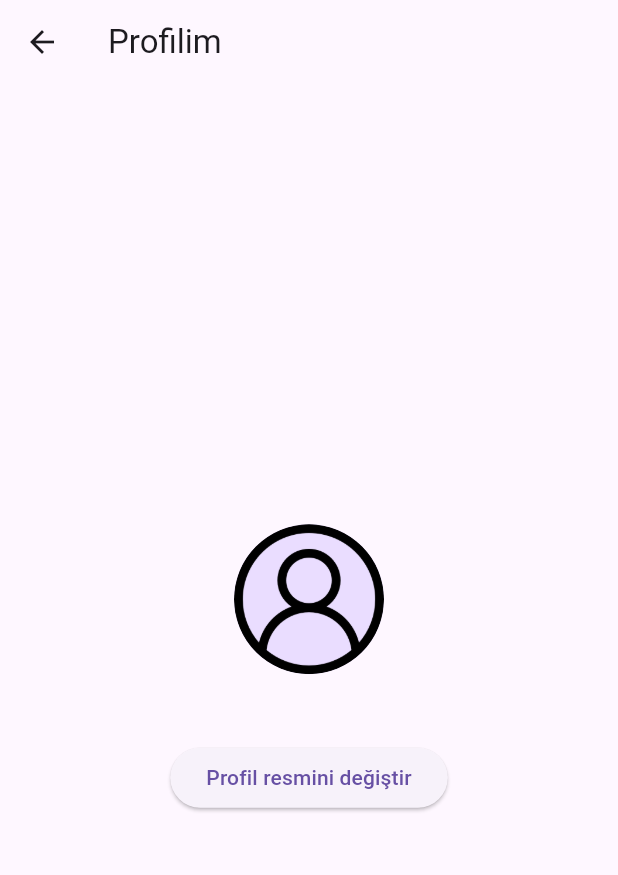
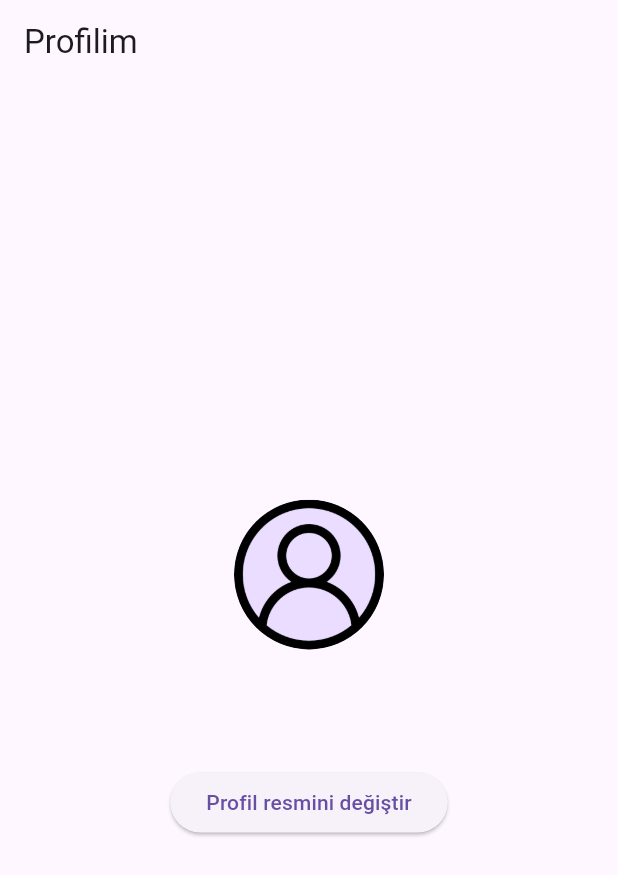
Before and after one commit to progressiveOverload/appjam_1, a Flutter app: the MyProfile screen opened by its route, on a phone screen of 412 x 824 dp. Shown: the top 875 px of the screen. Run offline on Flutter 3.47's test engine with Material 3 defaults, Android fonts, the phone set to English and light mode, and no system bars; our stand-ins replace bottom_navy_bar, firebase_auth, firebase_core, firebase_storage, geolocator, get and 3 more; accounts and stored records are empty.

Commit message:
added card swiper + added user name in profile

```diff
--- a/lib/screens/my_profile.dart
+++ b/lib/screens/my_profile.dart
@@ -46,6 +46,7 @@ class _MyProfileState extends State<MyProfile> {
   Widget build(BuildContext context) {
     return Scaffold(
       appBar: AppBar(
+        automaticallyImplyLeading: false,
         title: const Text('Profilim'),
       ),
       body: Center(
@@ -70,6 +71,10 @@ class _MyProfileState extends State<MyProfile> {
             const SizedBox(
               height: 12,
             ),
+            Text(FirebaseAuth.instance.currentUser!.displayName ?? ''),
+            const SizedBox(
+              height: 12,
+            ),
             Text(FirebaseAuth.instance.currentUser!.email ?? ''),
             const SizedBox(
               height: 12,
--- a/pubspec.yaml
+++ b/pubspec.yaml
@@ -48,6 +48,7 @@ dependencies:
   http: ^0.13.6
   flutter_google_places: ^0.3.0
   lottie: ^3.0.0
+  flutter_card_swiper: ^7.0.0
 
 dev_dependencies:
   flutter_test:
```
Also changed, not shown: pubspec.lock.
